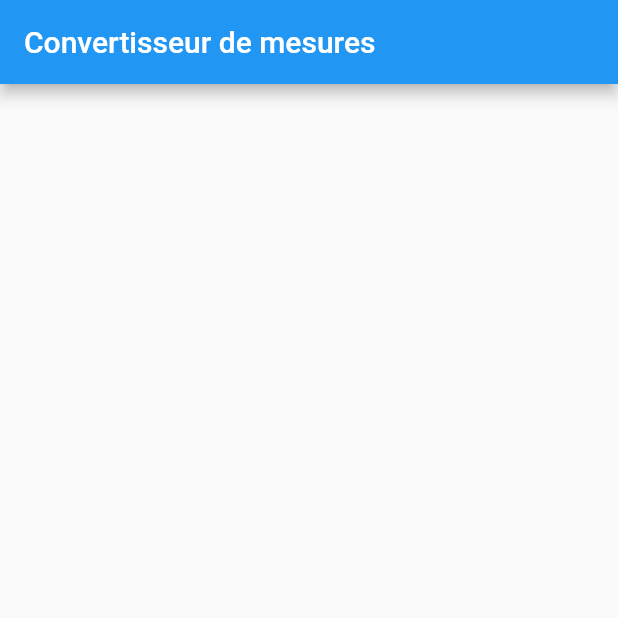
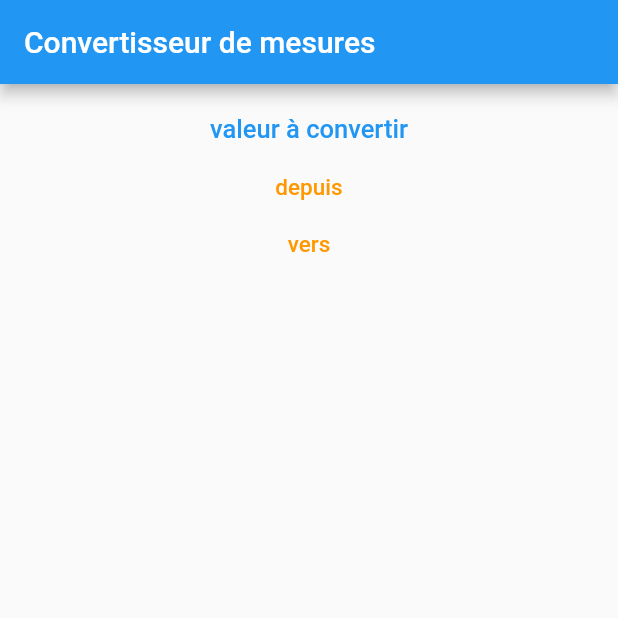
Before and after one commit to LePhostavius/dev_mobile_tp1, a Flutter app: the screen it shows after launch, on a phone screen of 412 x 824 dp, the top half of it. Run offline on Flutter 3.47's test engine with Material 2 defaults, Android fonts, the phone set to English and light mode, and no system bars.

Commit message:
debut de la reelle app

```diff
--- a/flutter_application_1/lib/main.dart
+++ b/flutter_application_1/lib/main.dart
@@ -6,17 +6,69 @@ void main() {
   runApp(ConvertisseurDeMesures());
 }
 
-class ConvertisseurDeMesures extends StatelessWidget {
+class ConvertisseurDeMesures extends StatelessWidget{
   @override
   Widget build(BuildContext context) {
-const appTitle = 'Convertisseur de mesures';
     return MaterialApp(
-title: appTitle,
+      title: 'Convertisseur de',
       home: Scaffold(
-appBar: AppBar(
-title: Text(appTitle),
-),
+        appBar: AppBar(title: const Text('Convertisseur de mesures')),
+        body: Center(
+          child: Column(
+            children: [
+              Padding(padding: EdgeInsets.all(10.0)),
+              v_a_c(),
+              Padding(padding: EdgeInsets.all(10.0)),
+              depuis(),
+              Padding(padding: EdgeInsets.all(10.0)),
+              vers()
+            ],
+          ),)
+        )
+    );
+  }
+}
+
+
+
+class v_a_c extends StatelessWidget {
+  @override
+  Widget build(BuildContext context) {
+    return const Text(
+      'valeur à convertir',
+      style: TextStyle(
+        color: Colors.blue,
+        fontSize: 17,
+        fontWeight: FontWeight.w500
        ),
     );
   }
 }
+
+class depuis extends StatelessWidget {
+  @override
+  Widget build(BuildContext context) {
+    return const Text(
+      'depuis',
+      style: TextStyle(
+        color: Colors.orange,
+        fontSize: 15,
+        fontWeight: FontWeight.w500
+       ),
+    );
+  }
+}
+
+class vers extends StatelessWidget {
+  @override
+  Widget build(BuildContext context) {
+    return const Text(
+      'vers',
+      style: TextStyle(
+        color: Colors.orange,
+        fontSize: 15,
+        fontWeight: FontWeight.w500
+       ),
+    );
+  }
+}
```
Lines whose indentation alone changed are shown as unchanged.
